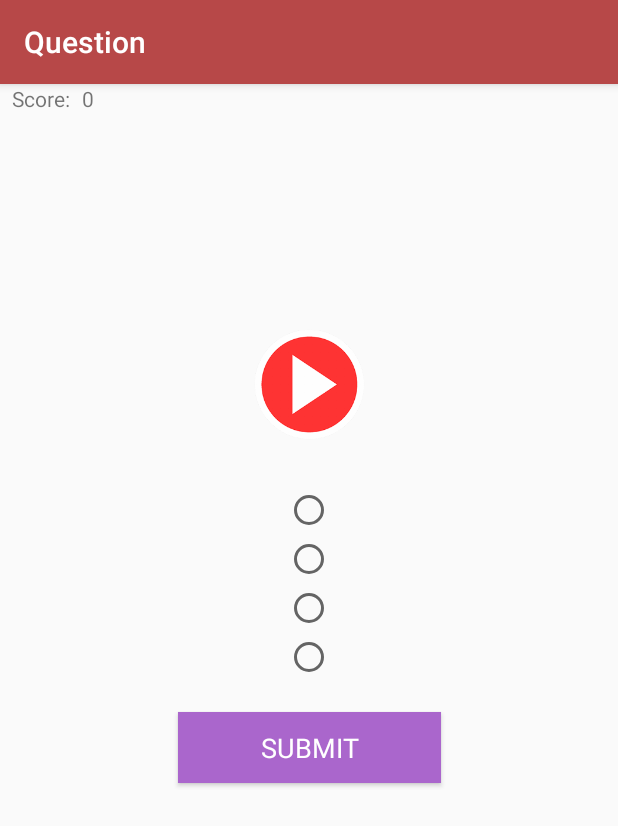
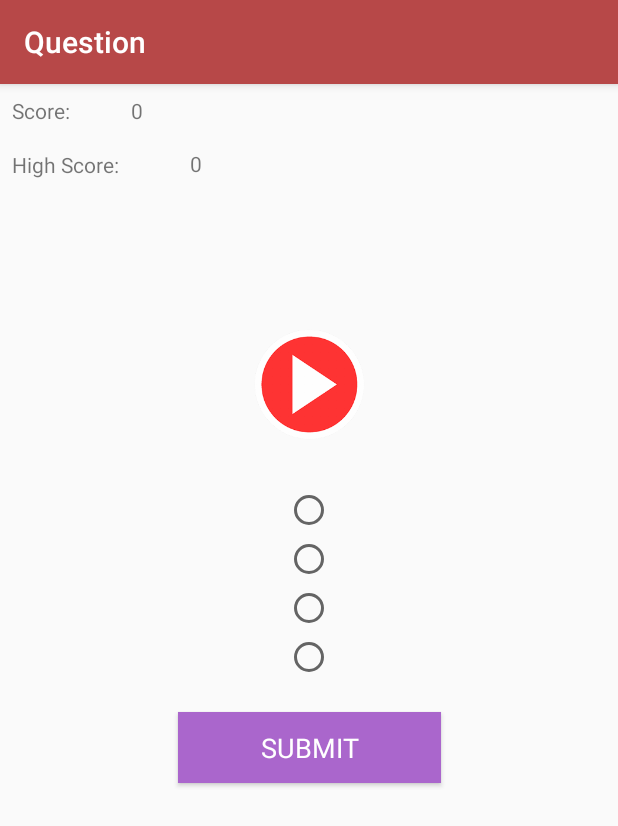
Before and after one commit to JanekKondzior/TPK-School, an Android app: the screen it shows after launch (QuestionActivity), in the side drawer, after a tap on "Game", on a phone screen of 412 x 824 dp. Shown: the top 826 px of the screen. Run offline under Robolectric (Android 15) with nearby library versions, the phone set to English and light mode, and no system bars; Roboto replaces fonts that are not available here; 8 statements that could not run were skipped.

Commit message:
Added Score Saving

```diff
--- a/app/build.gradle
+++ b/app/build.gradle
@@ -19,7 +19,7 @@ android {
 }
 
 dependencies {
-    implementation fileTree(dir: 'libs', include: ['*.jar'])
+    implementation fileTree(include: ['*.jar'], dir: 'libs')
     implementation 'com.android.support:appcompat-v7:27.1.1'
     implementation 'com.android.support:cardview-v7:27.1.1'
     implementation 'com.android.support.constraint:constraint-layout:1.1.0'
--- a/app/src/main/java/au/com/codycodes/tpk/tamizhpallikoodam/QuestionActivity.java
+++ b/app/src/main/java/au/com/codycodes/tpk/tamizhpallikoodam/QuestionActivity.java
@@ -1,8 +1,11 @@
 package au.com.codycodes.tpk.tamizhpallikoodam;
 
+import android.content.Context;
 import android.content.Intent;
+import android.content.SharedPreferences;
 import android.support.v7.app.AppCompatActivity;
 import android.os.Bundle;
+import android.util.Log;
 import android.widget.ImageView;
 import android.widget.TextView;
 import android.widget.Button;
@@ -16,20 +19,32 @@ public class QuestionActivity extends AppCompatActivity {
 
     private String correct;
     private int Score = 0;
+
+    static int PREFERENCE_MODE_PRIVATE = 0;
+    private SharedPreferences topscore;
+    private SharedPreferences.Editor topscoreEditior;
+    private int TopScore = 0;
+    public static final String MyPREFERENCES = "myprefs";
+
+
     @Override
     protected void onCreate(Bundle savedInstanceState) {
         super.onCreate(savedInstanceState);
         setContentView(R.layout.activity_question);
-
+        topscore = getSharedPreferences(MyPREFERENCES, Context.MODE_PRIVATE);
         DatabaseHelper db = new DatabaseHelper(this);
-
+        GetTopScore();
         final Quiz quiz = db.getQuiz();
         Intent myIntent = getIntent();
         Score = myIntent.getIntExtra("score", 0);
+        CheckTopScore();
+
         TextView category = findViewById(R.id.category);
         category.setText(quiz.getCategory());
         TextView score = findViewById(R.id.scoreView);
         score.setText(Integer.toString(Score));
+        TextView Highscore = findViewById(R.id.HighScoreView);
+        Highscore.setText(Integer.toString(TopScore));
         TextView question = findViewById(R.id.question);
         question.setText(quiz.getTamilTranslation());
         TextView option1 = findViewById(R.id.option1);
@@ -40,7 +55,7 @@ public class QuestionActivity extends AppCompatActivity {
         option3.setText(quiz.getOption3());
         TextView option4 = findViewById(R.id.option4);
         option4.setText(quiz.getOption4());
-
+        Log.d("Answer:", quiz.getAnswer());
         final Button submit = findViewById(R.id.submit);
         submit.setOnClickListener(new View.OnClickListener() {
             public void onClick(View v) {
@@ -74,4 +89,21 @@ public class QuestionActivity extends AppCompatActivity {
             }
         });
     }
+
+    private void CheckTopScore()
+    {
+        if (Score > TopScore)
+        {
+            topscoreEditior = topscore.edit();
+            TopScore = Score;
+            topscoreEditior.putInt("Score", TopScore);
+            topscoreEditior.apply();
+        }
+    }
+
+    private void GetTopScore()
+    {
+        topscore = getPreferences(PREFERENCE_MODE_PRIVATE);
+        TopScore = topscore.getInt("Score", TopScore);
+    }
 }
--- a/app/src/main/res/layout/activity_question.xml
+++ b/app/src/main/res/layout/activity_question.xml
@@ -119,9 +119,10 @@
         android:layout_width="wrap_content"
         android:layout_height="wrap_content"
         android:layout_marginStart="8dp"
+        android:layout_marginTop="8dp"
         android:text="Score:"
         app:layout_constraintStart_toStartOf="parent"
-        tools:layout_editor_absoluteY="16dp" />
+        app:layout_constraintTop_toTopOf="parent" />
 
     <TextView
         android:id="@+id/scoreView"
@@ -129,10 +130,34 @@
         android:layout_height="wrap_content"
         android:layout_marginEnd="8dp"
         android:layout_marginStart="8dp"
+        android:layout_marginTop="8dp"
         android:text="0"
         app:layout_constraintEnd_toEndOf="parent"
         app:layout_constraintHorizontal_bias="0.0"
         app:layout_constraintStart_toEndOf="@+id/textView6"
-        tools:layout_editor_absoluteY="16dp" />
+        app:layout_constraintTop_toTopOf="parent" />
+
+    <TextView
+        android:id="@+id/textView6"
+        android:layout_width="wrap_content"
+        android:layout_height="wrap_content"
+        android:layout_marginStart="8dp"
+        android:layout_marginTop="44dp"
+        android:text="High Score:"
+        app:layout_constraintStart_toStartOf="parent"
+        app:layout_constraintTop_toTopOf="parent" />
+
+    <TextView
+        android:id="@+id/HighScoreView"
+        android:layout_width="wrap_content"
+        android:layout_height="wrap_content"
+        android:layout_marginEnd="8dp"
+        android:layout_marginStart="8dp"
+        android:layout_marginTop="16dp"
+        android:text="0"
+        app:layout_constraintEnd_toStartOf="@+id/category"
+        app:layout_constraintHorizontal_bias="0.386"
+        app:layout_constraintStart_toEndOf="@+id/textView6"
+        app:layout_constraintTop_toBottomOf="@+id/scoreView" />
 
 </android.support.constraint.ConstraintLayout>
```
